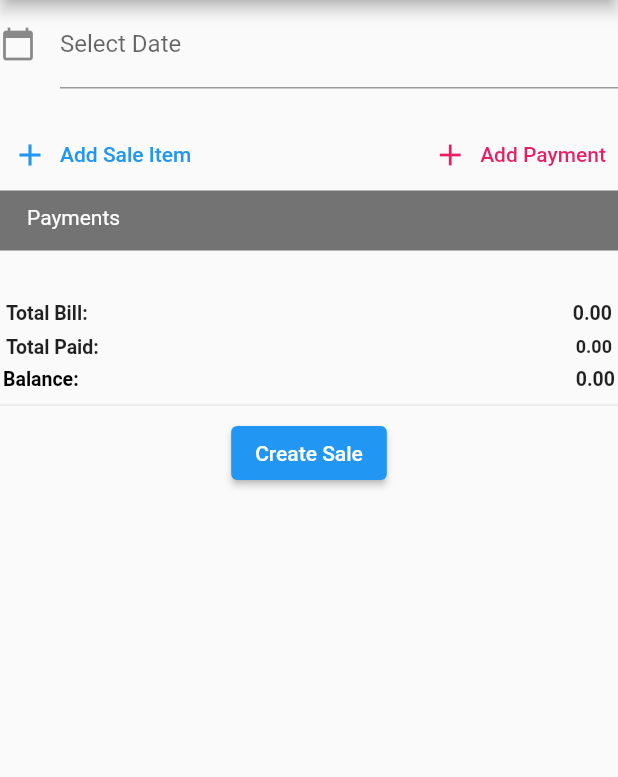
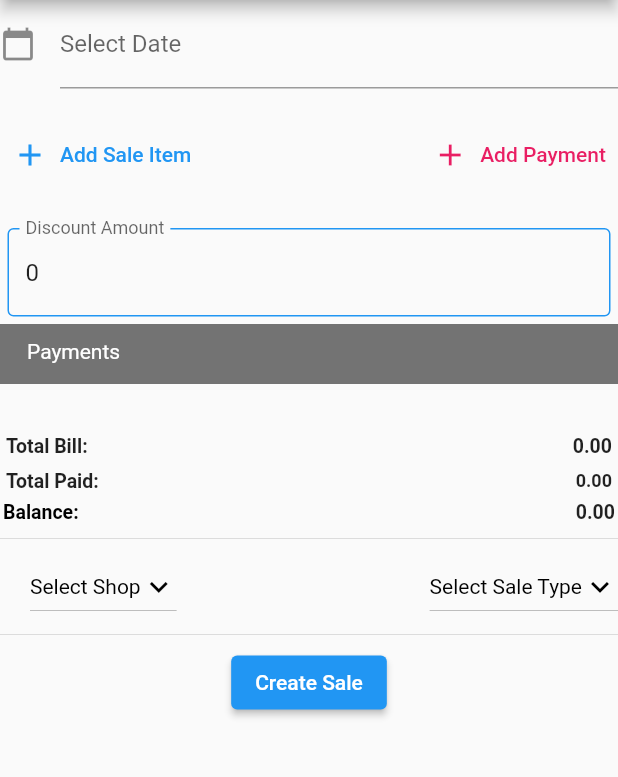
Before and after one commit to Henrykamande/stalismobileapp, a Flutter app: the HomePage screen opened by its route, in the side drawer, after a tap on the "cancel" icon, on a phone screen of 412 x 824 dp, the part 84-861 px from its top. Run offline on Flutter 3.47's test engine with Material 2 defaults, Android fonts, the light colour scheme and no system bars; our stand-ins replace email_validator, shared_preferences, snippet_coder_utils; missing offline and left inert: esc_pos_bluetooth, esc_pos_utils, flutter_bluetooth_basic; accounts and stored records are empty; network calls fail.

Commit message:
Adding sale type and driver

```diff
--- a/lib/homepage.dart
+++ b/lib/homepage.dart
@@ -13,6 +13,7 @@ import 'package:intl/intl.dart';
 import 'package:testproject/shared/drawerscreen.dart';
 
 import 'package:http/http.dart' as http;
+import 'package:testproject/utils/http.dart';
 
 class HomePage extends StatefulWidget {
   const HomePage({Key? key}) : super(key: key);
@@ -33,9 +34,14 @@ class _HomePageState extends State<HomePage> {
   String storename = '';
   List<SaleRow> products = [];
   String customerNo = "";
+  List alldrivers = [];
+  var selecteddriver;
+
+  var discountGiven = 0;
   List _devices = [];
   var macaddress = '';
-
+  var selectedSaleType; // Default selected value
+  List allSaleTypes = [];
   // var dateFormat = DateFormat("yyyy-MM-dd");
   // String todayDate = dateFormat.format(DateTime.now());
 
@@ -45,18 +51,12 @@ class _HomePageState extends State<HomePage> {
   @override
   void initState() {
     super.initState();
-
+    fetchallStores();
+    fetchallSaleTypes();
     setdate = true;
     _getPrinterAddress();
     context.read<GetProducts>().fetchshopDetails();
     _generalSettingDetails = context.read<GetProducts>().generalSettingsDetails;
-    /* _printerService.initPlatformState();
-    _printerService.getPrinterAddress();
-    _printerService.connect();
- */
-    // initPlatformState();
-    //fetchshopDetails();
-    // sethenders();
   }
 
   void fetchshopDetails() async {
@@ -72,7 +72,29 @@ class _HomePageState extends State<HomePage> {
     _generalSettingDetails = jsonDecode(response.body)['ResponseData'];
   }
 
+  void fetchallStores() async {
+    var response = await httpGet('drivers');
+    print(response.body);
 
+    if (response.statusCode == 200) {}
+    setState(() {
+      alldrivers = jsonDecode(response.body)['ResponseData'];
+      print("All Stores $alldrivers");
+    });
+    print("all stores $alldrivers");
+  }
+
+  void fetchallSaleTypes() async {
+    var response = await httpGet('drivers');
+    print(response.body);
+
+    if (response.statusCode == 200) {}
+    setState(() {
+      allSaleTypes = jsonDecode(response.body)['ResponseData'];
+      print("All Stores $allSaleTypes");
+    });
+    print("all stores $allSaleTypes");
+  }
 
   sethenders() async {
     cache = await _prefs.readCache(
@@ -154,26 +176,35 @@ class _HomePageState extends State<HomePage> {
           Row(
             mainAxisAlignment: MainAxisAlignment.spaceBetween,
             children: [
-              TextButton.icon(onPressed: () {
+              TextButton.icon(
+                  onPressed: () {
                     context
                         .read<ProductListProvider>()
                         .setPreviousRoute('/start');
 
                     Navigator.pushNamed(context, '/searchproduct');
-              }, icon: Icon(Icons.add), label: Text('Add Sale Item')),
-              TextButton.icon(onPressed: () {
+                  },
+                  icon: Icon(Icons.add),
+                  label: Text('Add Sale Item')),
+              TextButton.icon(
+                onPressed: () {
                   context
                       .read<ProductListProvider>()
                       .setPreviousRoute('/start');
 
                   Navigator.pushNamed(context, '/paymentsearch');
-              }, icon: Icon(Icons.add), label: Text('Add Payment'),
-              style: ButtonStyle(foregroundColor: MaterialStateColor.resolveWith((states) => Colors.pink)),)
+                },
+                icon: Icon(Icons.add),
+                label: Text('Add Payment'),
+                style: ButtonStyle(
+                    foregroundColor: MaterialStateColor.resolveWith(
+                        (states) => Colors.pink)),
+              )
             ],
           ),
           Container(
             color: Colors.white,
-            child:  Consumer<ProductListProvider>(
+            child: Consumer<ProductListProvider>(
               builder: (context, value, child) {
                 return ListView.builder(
                     shrinkWrap: true,
@@ -240,10 +271,45 @@ class _HomePageState extends State<HomePage> {
               },
             ),
           ),
+          SizedBox(
+            height: 20,
+          ),
+          Consumer<ProductListProvider>(builder: (context, value, child) {
+            return Container(
+              child: Padding(
+                padding: const EdgeInsets.all(5.0),
+                child: TextFormField(
+                  key: _formKey,
+                  initialValue: "0",
+                  keyboardType: TextInputType.number,
+                  decoration: InputDecoration(
+                    labelText: 'Discount Amount',
+                    fillColor: Colors.white,
+                    filled: false,
+                    focusedBorder: OutlineInputBorder(
+                      borderSide: BorderSide(color: Colors.red, width: 1.0),
+                    ),
+                    enabledBorder: OutlineInputBorder(
+                      borderSide: BorderSide(color: Colors.blue, width: 1.0),
+                    ),
+                  ),
+                  onChanged: (val) => setState(() {
+                    value.addDiscount(double.parse(val.toString()));
+                    val.length > 0
+                        ? discountGiven = int.parse(val.toString())
+                        : discountGiven = 0;
+                  }),
+                ),
+              ),
+            );
+          }),
           Container(
             color: Colors.black54,
-            padding: EdgeInsets.symmetric(vertical:10.0, horizontal: 18.0),
-            child: Text('Payments', style: TextStyle(color: Colors.white),),
+            padding: EdgeInsets.symmetric(vertical: 10.0, horizontal: 18.0),
+            child: Text(
+              'Payments',
+              style: TextStyle(color: Colors.white),
+            ),
             height: 40,
             width: MediaQuery.of(context).size.width,
           ),
@@ -261,9 +327,9 @@ class _HomePageState extends State<HomePage> {
                         ? Container(
                             color: Colors.white,
                             child: ListTile(
-                        title:
-                        Text('${value.paymentlist[index].name}'),
-                        subtitle: Text('${value.paymentlist[index].paymentRemarks}'),
+                              title: Text('${value.paymentlist[index].name}'),
+                              subtitle: Text(
+                                  '${value.paymentlist[index].paymentRemarks}'),
                               trailing: Padding(
                                 padding: const EdgeInsets.all(8.0),
                                 child: Column(
@@ -369,43 +435,93 @@ class _HomePageState extends State<HomePage> {
             ),
           ),
           Divider(),
+          Container(
+              padding: EdgeInsets.fromLTRB(20, 0, 0, 0),
+              decoration: BoxDecoration(),
+              child: Column(
+                  crossAxisAlignment: CrossAxisAlignment.start,
+                  children: [
+                    Row(
+                        mainAxisAlignment: MainAxisAlignment.spaceBetween,
+                        children: [
+                          DropdownButton(
+                              hint: Text(
+                                'Select Shop',
+                                style: TextStyle(color: Colors.black),
+                              ),
+                              style: TextStyle(color: Colors.black),
+                              isExpanded: false,
+                              icon: const Icon(
+                                Icons.keyboard_arrow_down,
+                                color: Colors.black,
+                              ),
+                              value: selecteddriver,
+                              focusColor: Colors.white,
+                              dropdownColor: Colors.white,
+                              items: alldrivers.map((store) {
+                                return DropdownMenuItem(
+                                  value: store['id'],
+                                  child: Text(
+                                    store['Name'].toString(),
+                                    style: TextStyle(color: Colors.black),
+                                  ),
+                                );
+                              }).toList(),
+                              onChanged: (value) {
+                                setState(() {
+                                  selecteddriver = value;
+                                });
+                                print(value);
+                              }),
+                          DropdownButton(
+                              hint: Text(
+                                'Select Sale Type',
+                                style: TextStyle(color: Colors.black),
+                              ),
+                              style: TextStyle(color: Colors.black),
+                              isExpanded: false,
+                              icon: const Icon(
+                                Icons.keyboard_arrow_down,
+                                color: Colors.black,
+                              ),
+                              value: selectedSaleType,
+                              focusColor: Colors.white,
+                              dropdownColor: Colors.white,
+                              items: allSaleTypes.map((store) {
+                                return DropdownMenuItem(
+                                  value: store['id'],
+                                  child: Text(
+                                    store['Name'].toString(),
+                                    style: TextStyle(color: Colors.black),
+                                  ),
+                                );
+                              }).toList(),
+                              onChanged: (value) {
+                                setState(() {
+                                  selectedSaleType = value;
+                                });
+                                print(value);
+                              }),
+                        ]),
+                  ])),
+          Divider(),
           Row(
             mainAxisAlignment: MainAxisAlignment.center,
             children: [
-              /* isloading
-                            ? CircularProgressIndicator(
-                                strokeWidth: 10.0,
-                              )
-                            :  */
               Container(
                 child: ElevatedButton(
-                  /*  shape: RoundedRectangleBorder(
-                            borderRadius: BorderRadius.circular(10)),
-                        color: Colors.blue, */
                   child: Text(
                     'Create Sale',
                     style: TextStyle(color: Colors.white),
                   ),
                   onPressed: () async {
-                    /* if (dateInput.text == null ||
-                                  dateInput.text == '') {
-                                ScaffoldMessenger.of(context)
-                                    .showSnackBar(SnackBar(
-                                  content: Text("Hi, I am a snack bar!"),
-                                ));
-                              } */
-
                     AlertDialog(
                       content: Text('success'),
                     );
-                    if (_formKey.currentState!.validate()) {
-                      // print('Date  ...............${pickeddate}');
 
-                      cache = await _prefs.readCache('Token', 'StoreId',
-                          'loggedInUserName', 'storename');
-                      if (context
-                          .read<ProductListProvider>()
-                          .totalpayment >
+                    cache = await _prefs.readCache(
+                        'Token', 'StoreId', 'loggedInUserName', 'storename');
+                    if (context.read<ProductListProvider>().totalpayment >
                         context.read<ProductListProvider>().totabill) {
                       ScaffoldMessenger.of(context).showSnackBar(
                         SnackBar(
@@ -454,7 +570,7 @@ class _HomePageState extends State<HomePage> {
                     } else if (context
                             .read<ProductListProvider>()
                             .totalpayment <
-                          context.read<ProductListProvider>().totabill) {
+                        context.read<ProductListProvider>().totalPrice()) {
                       ScaffoldMessenger.of(context).showSnackBar(
                         SnackBar(
                           content: Container(
@@ -466,7 +582,7 @@ class _HomePageState extends State<HomePage> {
                             height: 90.0,
                             child: Center(
                               child: Text(
-                                  'Payment canot be less than the total bill.',
+                                'Balance Can not be greater than 0.',
                                 style: TextStyle(color: Colors.white),
                               ),
                             ),
@@ -476,33 +592,30 @@ class _HomePageState extends State<HomePage> {
                         ),
                       );
                     } else {
-                        final balance = context
-                            .read<ProductListProvider>()
-                            .balancepayment();
-                        final paymentlist = context
-                            .read<ProductListProvider>()
-                            .paymentlist;
+                      final balance =
+                          context.read<ProductListProvider>().balancepayment();
+                      final paymentlist =
+                          context.read<ProductListProvider>().paymentlist;
                       final totalbill =
                           context.read<ProductListProvider>().totabill;
-                        final products = context
-                            .read<ProductListProvider>()
-                            .productlist;
-                        final totalpayment = context
-                            .read<ProductListProvider>()
-                            .totalpayment;
-                        final customerNo = context
-                            .read<ProductListProvider>()
-                            .customerPhone;
+                      final products =
+                          context.read<ProductListProvider>().productlist;
+                      final totalpayment =
+                          context.read<ProductListProvider>().totalpayment;
+                      final customerNo =
+                          context.read<ProductListProvider>().customerPhone;
                       PosSale saleCard = new PosSale(
                           ref2: customerNo.toString(),
                           objType: 14,
                           docNum: 2,
-                            discSum: 0,
+                          saleType: selectedSaleType,
+                          discSum: discountGiven,
                           payments: paymentlist,
                           docTotal: totalbill,
                           balance: balance,
+                          driver: selecteddriver,
                           docDate: DateFormat('yyyy-MM-dd')
-                                .parse(dateInput.text),
+                              .parse(dateController.text),
                           rows: products,
                           totalPaid: totalpayment,
                           userName: cache['loggedInUserName']);
@@ -510,12 +623,8 @@ class _HomePageState extends State<HomePage> {
                       context.read<GetProducts>().postsale(saleCard);
 
                       if (responseCode == 1200) {
-                          context
-                              .read<ProductListProvider>()
-                              .setprodLIstempty();
-                          context
-                              .read<ProductListProvider>()
-                              .resetCustmerPhone();
+                        context.read<ProductListProvider>().setprodLIstempty();
+                        context.read<ProductListProvider>().resetCustmerPhone();
 
                         ScaffoldMessenger.of(context).showSnackBar(
                           SnackBar(
@@ -537,6 +646,7 @@ class _HomePageState extends State<HomePage> {
                             backgroundColor: Colors.transparent,
                           ),
                         );
+                        context.read<ProductListProvider>().resetsetdiscount();
                       } else {
                         ScaffoldMessenger.of(context).showSnackBar(
                           SnackBar(
@@ -559,23 +669,12 @@ class _HomePageState extends State<HomePage> {
                           ),
                         );
                       }
-
-                        context
-                            .read<ProductListProvider>()
-                            .resetCustmerPhone();
-
-                        //salepost.setislodaing();
-
-                        //var printeraddress = salepost.getPrinterAddress();
-                        // print(
-                        //     'Printer address fron fuction $printeraddress');
-
-                        // var existingprinter = null;
-                        /* bluetooth.printCustom(
-                                  "${cache['storename']}", 1, 1); */
+                      context.read<ProductListProvider>().setprodLIstempty();
+                      context.read<ProductListProvider>().resetCustmerPhone();
+                      context.read<ProductListProvider>().resetCustmerPhone();
+                      context.read<ProductListProvider>().resetsetdiscount();
 
                       Navigator.pushNamed(context, '/start');
-                      }
                     }
                   },
                 ),
--- a/lib/models/postSale.dart
+++ b/lib/models/postSale.dart
@@ -17,6 +17,8 @@ class PosSale {
     required this.balance,
     this.ref1,
     this.ref2,
+    this.driver,
+    this.saleType,
     this.customerName,
     required this.docDate,
     required this.discSum,
@@ -29,6 +31,8 @@ class PosSale {
   int objType;
   int docNum;
   int? cardCode;
+  int? driver;
+  int? saleType;
   double docTotal;
   double balance;
   String? ref2;
@@ -43,6 +47,8 @@ class PosSale {
 
   factory PosSale.fromJson(Map<String, dynamic> json) => PosSale(
         objType: json["ObjType"],
+        driver: json["driver"],
+        saleType: json["saleType"],
         ref2: json['ref2'],
         docNum: json["DocNum"],
         cardCode: json["CardCode"],
@@ -61,6 +67,8 @@ class PosSale {
 
   Map<String, dynamic> toJson() => {
         "ObjType": objType,
+        "drive": driver,
+        "saleType": saleType,
         "DocNum": docNum,
         "CardCode": cardCode,
         "DocTotal": docTotal,
--- a/lib/providers/productslist_provider.dart
+++ b/lib/providers/productslist_provider.dart
@@ -7,6 +7,7 @@ import 'package:testproject/models/postSale.dart';
 import 'api_service.dart';
 
 class ProductListProvider with ChangeNotifier {
+  double _discount = 0;
   double _totalbill = 0;
   double _totalDepositBill = 0;
   double _balance = 0;
@@ -54,6 +55,7 @@ class ProductListProvider with ChangeNotifier {
     return _accountSelected;
   }
 
+  double get discount => _discount;
   double get totabill => _totalbill;
   double get totaDepositBill => _totalDepositBill;
   double get billBalance => _balance;
@@ -135,6 +137,10 @@ class ProductListProvider with ChangeNotifier {
     return _topUpBalance;
   }
 
+  void addDiscount(discount) {
+    _discount = discount;
+  }
+
   void addTopUpPayment(topUpPayment) {
     _topUpPaymentList.add(topUpPayment);
   }
@@ -193,13 +199,17 @@ class ProductListProvider with ChangeNotifier {
     notifyListeners();
   }
 
+  void resetsetdiscount() {
+    _discount = 0;
+  }
+
   double totalPrice() {
     _totalbill = 0;
     _productList.forEach((item) {
       //calculate the total prices
       _totalbill = _totalbill + item.lineTotal;
     });
-    return _totalbill;
+    return _totalbill - _discount;
   }
 
   void addPayment(payment) {
@@ -219,19 +229,19 @@ class ProductListProvider with ChangeNotifier {
 
   void removeProduct(index) {
     if (billBalance == 0) {
-      _totalbill = _totalbill - _productList[index].lineTotal;
+      _totalbill = _totalbill - _productList[index].lineTotal - _discount;
       _productList.removeAt(index);
     }
     if (totalpayment == 0.0 && billBalance == 0.0) {
-      _totalbill = _totalbill - _productList[index].lineTotal;
+      _totalbill = _totalbill - _productList[index].lineTotal - _discount;
       _productList.removeAt(index);
     }
     if (totalpayment == 0.0 && billBalance == 0.0) {
-      _totalbill = _totalbill - _productList[index].lineTotal;
+      _totalbill = _totalbill - _productList[index].lineTotal - _discount;
       _productList.removeAt(index);
     }
 
-    _totalbill = _totalbill - _productList[index].lineTotal;
+    _totalbill = _totalbill - _productList[index].lineTotal - _discount;
     _productList.removeAt(index);
     notifyListeners();
   }
@@ -443,7 +453,7 @@ class ProductListProvider with ChangeNotifier {
   double balancepayment() {
     _balance = 0;
     _balance = _totalbill - totalPaymentcalc();
-    return _balance;
+    return _balance - _discount;
   }
 
   double depositbalance() {
```
Lines whose indentation alone changed are shown as unchanged.
